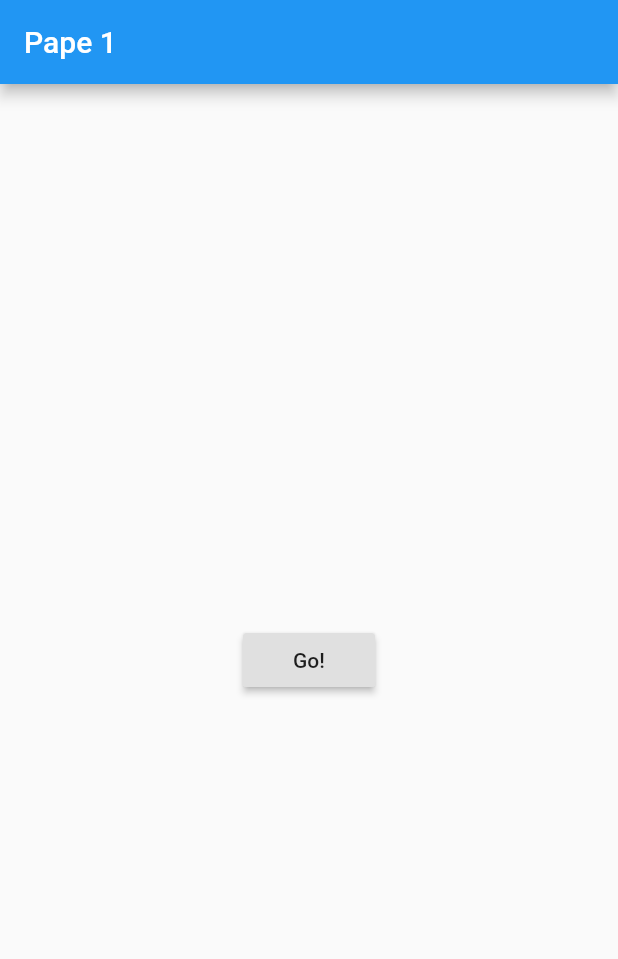
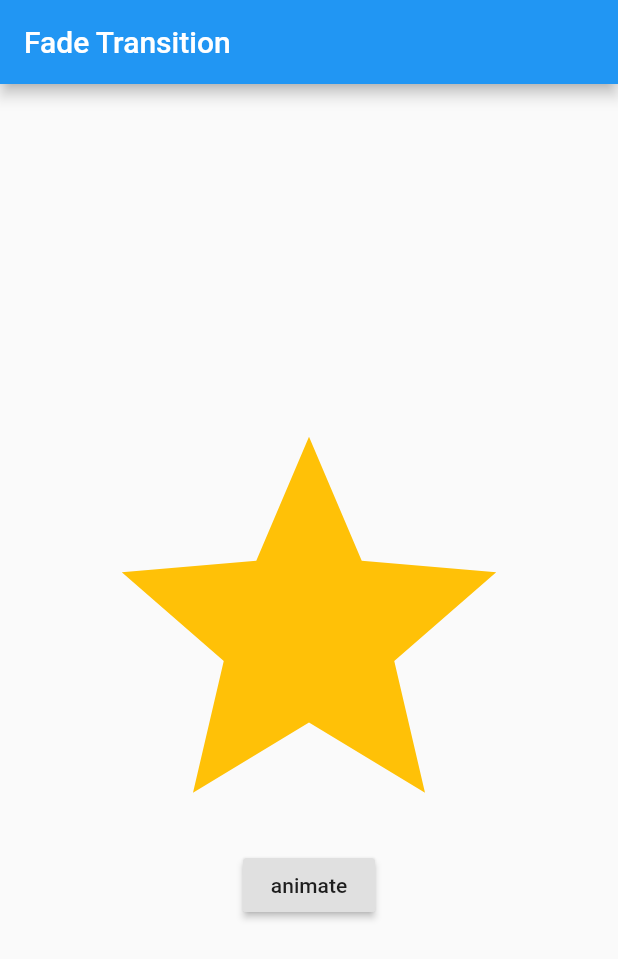
Before and after one commit to iMinger/FlutterTutorials, a Flutter app: the screen it shows after launch, on a phone screen of 412 x 824 dp. Shown: the top 959 px of the screen. Run offline on Flutter 3.47's test engine with Material 2 defaults, Android fonts, the phone set to English and light mode, and no system bars.

Commit message:
flutter 基础动画补充

```diff
--- a/animations/lib/basics/02_page_route_builder.dart
+++ b/animations/lib/basics/02_page_route_builder.dart
@@ -28,7 +28,6 @@ Route _createRoute() {
       transitionsBuilder: (context, animation, secondaryAnimation, child) {
         var tween = Tween<Offset>(begin: Offset(0.0, 1.0), end: Offset.zero);
         var curveTween = CurveTween(curve: Curves.ease);
-
         return SlideTransition(
           position: animation.drive(curveTween).drive(tween),
           child: child,
--- /dev/null
+++ b/animations/lib/basics/08_fade_transition.dart
@@ -0,0 +1,72 @@
+import 'package:flutter/cupertino.dart';
+import 'package:flutter/material.dart';
+
+class FadeTransitionDemo extends StatefulWidget {
+  @override
+  State<StatefulWidget> createState() {
+    // TODO: implement createState
+    return _FadeTransitionDemoState();
+  }
+}
+
+class _FadeTransitionDemoState extends State<FadeTransitionDemo> with SingleTickerProviderStateMixin {
+  AnimationController _controller;
+  Animation<double> _animation;
+  CurvedAnimation _curve;
+
+  @override
+  void initState() {
+    // TODO: implement initState
+    super.initState();
+
+    _controller = AnimationController(vsync: this, duration: Duration(milliseconds: 500));
+
+    _curve = CurvedAnimation(parent: _controller, curve: Curves.easeIn);
+
+    _animation = Tween(
+      begin: 1.0,
+      end: 0.0,
+    ).animate(_curve);
+  }
+
+  @override
+  void dispose() {
+    // TODO: implement dispose
+    _controller.dispose();
+    super.dispose();
+  }
+
+  @override
+  Widget build(BuildContext context) {
+    // TODO: implement build
+    return Scaffold(
+      appBar: AppBar(
+        title: Text("Fade Transition"),
+      ),
+      body: Center(
+        child: Column(
+          mainAxisSize: MainAxisSize.min,
+          children: [
+            FadeTransition(
+              opacity: _animation,
+              child: Icon(
+                Icons.star,
+                color: Colors.amber,
+                size: 300,
+              ),
+            ),
+            RaisedButton(
+                child: Text("animate"),
+                onPressed: () {
+                  setState(() {
+                    _controller.animateTo(1.0).then<TickerFuture>((value) {
+                      return _controller.animateBack(0.0);
+                    });
+                  });
+                }),
+          ],
+        ),
+      ),
+    );
+  }
+}
--- a/animations/lib/main.dart
+++ b/animations/lib/main.dart
@@ -2,6 +2,12 @@ import 'package:animations/basics/02_page_route_builder.dart';
 import 'package:flutter/material.dart';
 
 import 'basics/01_animated_container.dart';
+import 'basics/03_animation_controller.dart';
+import 'basics/04_tweens.dart';
+import 'basics/05_animated_builder.dart';
+import 'basics/06_custom_tween.dart';
+import 'basics/07_tween_sequence.dart';
+import 'basics/08_fade_transition.dart';
 
 void main() {
   runApp(MyApp());
@@ -29,7 +35,7 @@ class MyApp extends StatelessWidget {
         // closer together (more dense) than on mobile platforms.
         visualDensity: VisualDensity.adaptivePlatformDensity,
       ),
-      home: PageRouteBuilderDemo(),
+      home: FadeTransitionDemo(),
     );
   }
 }
```
Also changed, not shown: animations/lib/basics/03_animation_controller.dart (added, +66 -0 lines), animations/lib/basics/04_tweens.dart (added, +72 -0 lines), animations/lib/basics/05_animated_builder.dart (added, +76 -0 lines), animations/lib/basics/06_custom_tween.dart (added, +111 -0 lines), animations/lib/basics/07_tween_sequence.dart (added, +85 -0 lines).
